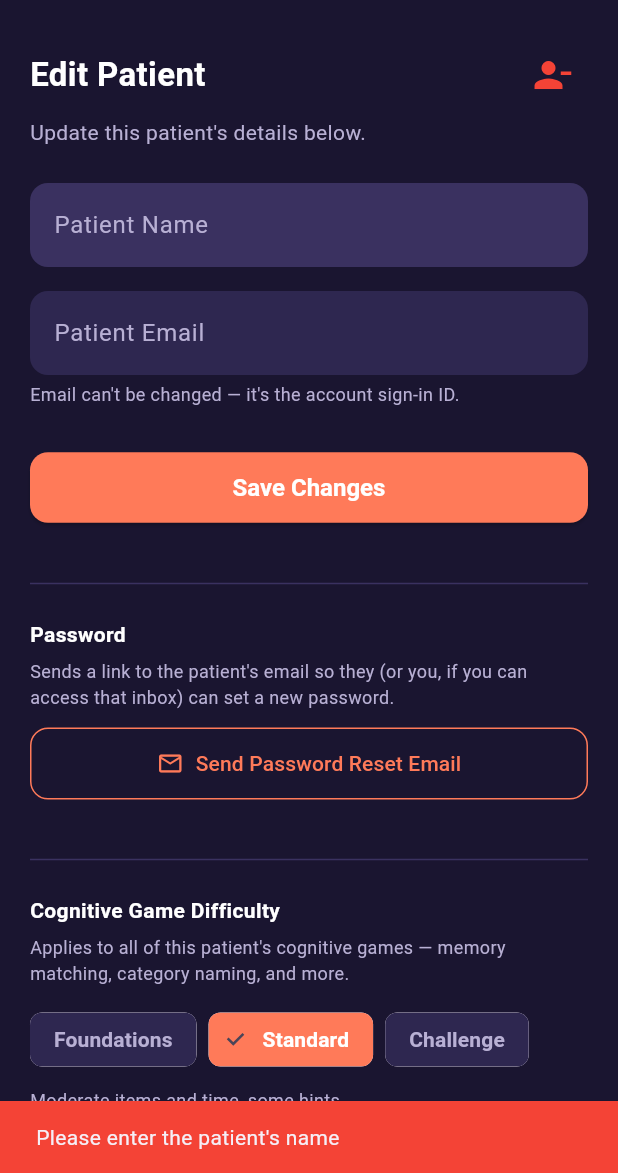
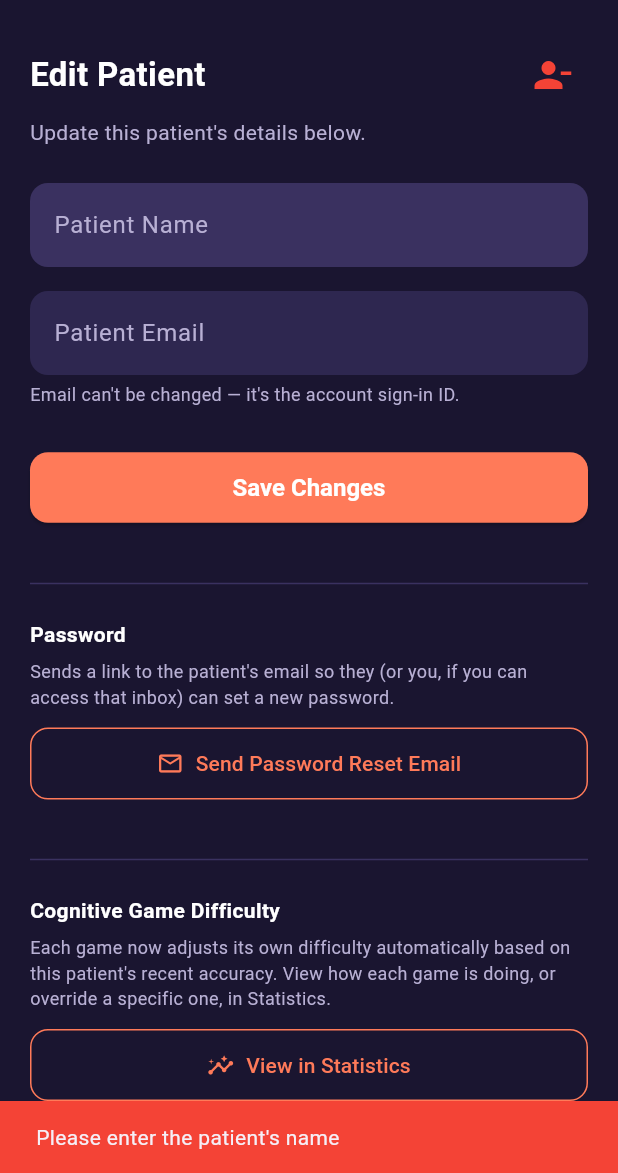
Before and after one commit to angelyong/Cognitive-and-Daily-Assistance-Application-for-Dementia-Patients-with-Gamification, a Flutter app: the EditPatientScreen screen opened directly with empty values, after a tap on "Save Changes", on a phone screen of 412 x 824 dp, the part 63-1236 px from its top. Run offline on Flutter 3.47's test engine with Material 3 defaults, Android fonts, the phone set to English and light mode, and no system bars; our stand-ins replace audioplayers, cloud_firestore, confetti, firebase_auth, firebase_core, fl_chart and 5 more; accounts and stored records are empty.

Commit message:
Fix: remove stale GameDifficultyTier picker from Edit Patient, redirect to Statistics
The per-game Adaptive Difficulty Engine superseded this control; changing
it had no effect on any game a patient had already played. Replaced with
a link into Statistics, which now accepts an optional initialPatientId to
pre-select the right patient.

```diff
--- a/lib/screens/caregiver/edit_patient_screen.dart
+++ b/lib/screens/caregiver/edit_patient_screen.dart
@@ -1,11 +1,11 @@
 import 'package:flutter/material.dart';
 
-import 'package:testproject/models/game_difficulty.dart';
 import 'package:testproject/services/firestore_service.dart';
 import 'package:testproject/services/patient_account_service.dart';
 import 'package:testproject/theme/app_colors.dart';
 import 'package:testproject/theme/app_decorations.dart';
 import '../../widgets/side_drawer.dart';
+import 'statistics_screen.dart';
 
 /// Lets a caregiver update a patient's name and trigger a password-reset
 /// email. Email is intentionally not editable — it's the account's sign-in
@@ -36,34 +36,6 @@ class _EditPatientScreenState extends State<EditPatientScreen> {
   bool _saving = false;
   bool _sendingReset = false;
   bool _removing = false;
-
-  GameDifficultyTier? _tier;
-  bool _savingTier = false;
-
-  @override
-  void initState() {
-    super.initState();
-    _loadTier();
-  }
-
-  Future<void> _loadTier() async {
-    final tier = await _firestoreService.getPatientDifficultyTier(widget.patientUid);
-    if (mounted) setState(() => _tier = tier);
-  }
-
-  Future<void> _setTier(GameDifficultyTier tier) async {
-    setState(() {
-      _tier = tier;
-      _savingTier = true;
-    });
-    try {
-      await _firestoreService.setPatientDifficultyTier(widget.patientUid, tier);
-    } catch (e) {
-      _showSnackBar('Error saving difficulty: $e');
-    } finally {
-      if (mounted) setState(() => _savingTier = false);
-    }
-  }
 
   @override
   void dispose() {
@@ -324,8 +296,6 @@ class _EditPatientScreenState extends State<EditPatientScreen> {
             const Divider(color: AppColors.cardPurpleLight),
             const SizedBox(height: 16),
 
-            Row(
-              children: [
             const Text(
               'Cognitive Game Difficulty',
               style: TextStyle(
@@ -334,56 +304,33 @@ class _EditPatientScreenState extends State<EditPatientScreen> {
                 color: Colors.white,
               ),
             ),
-                if (_savingTier) ...[
-                  const SizedBox(width: 8),
-                  const SizedBox(
-                    height: 14,
-                    width: 14,
-                    child: CircularProgressIndicator(
-                      strokeWidth: 2,
-                      color: AppColors.orangeStart,
-                    ),
-                  ),
-                ],
-              ],
-            ),
             const SizedBox(height: 6),
             const Text(
-              'Applies to all of this patient\'s cognitive games — memory '
-              'matching, category naming, and more.',
+              "Each game now adjusts its own difficulty automatically based "
+              "on this patient's recent accuracy. View how each game is "
+              'doing, or override a specific one, in Statistics.',
               style: TextStyle(fontSize: 12, color: AppColors.textMuted),
             ),
             const SizedBox(height: 12),
-            _tier == null
-                ? const Center(
-                    child: CircularProgressIndicator(color: AppColors.orangeStart),
-                  )
-                : Wrap(
-                    spacing: 8,
-                    runSpacing: 8,
-                    children: GameDifficultyTier.values.map((tier) {
-                      final bool selected = _tier == tier;
-                      return ChoiceChip(
-                        label: Text(tier.label),
-                        selected: selected,
-                        onSelected: (_) => _setTier(tier),
-                        labelStyle: TextStyle(
-                          color: selected ? Colors.white : AppColors.textMuted,
-                          fontWeight: FontWeight.w600,
+            SizedBox(
+              width: double.infinity,
+              child: OutlinedButton.icon(
+                onPressed: () => Navigator.push(
+                  context,
+                  MaterialPageRoute(
+                    builder: (_) => StatisticsScreen(initialPatientId: widget.patientUid),
                   ),
-                        backgroundColor: AppColors.cardPurple,
-                        selectedColor: AppColors.orangeStart,
-                        side: BorderSide.none,
-                      );
-                    }).toList(),
                 ),
-            if (_tier != null) ...[
-              const SizedBox(height: 8),
-              Text(
-                _tier!.description,
-                style: const TextStyle(fontSize: 12, color: AppColors.textMuted),
+                style: OutlinedButton.styleFrom(
+                  foregroundColor: AppColors.orangeStart,
+                  side: const BorderSide(color: AppColors.orangeStart),
+                  padding: const EdgeInsets.symmetric(vertical: 14),
+                  shape: RoundedRectangleBorder(borderRadius: BorderRadius.circular(12)),
                 ),
-            ],
+                icon: const Icon(Icons.insights),
+                label: const Text('View in Statistics'),
+              ),
+            ),
           ],
         ),
       ),
--- a/lib/screens/caregiver/statistics_screen.dart
+++ b/lib/screens/caregiver/statistics_screen.dart
@@ -32,7 +32,12 @@ import '../../widgets/side_drawer.dart';
 /// hard-to-trigger-live 3-signal rule can still be demonstrated (see
 /// RiskService.seedDemoRiskData's doc comment).
 class StatisticsScreen extends StatefulWidget {
-  const StatisticsScreen({super.key});
+  /// Pre-selects this patient instead of defaulting to the first one in the
+  /// caregiver's list — used when navigating here from a specific patient's
+  /// own screen (e.g. Edit Patient's difficulty section) so the caregiver
+  /// doesn't have to re-find them in the dropdown.
+  final String? initialPatientId;
+  const StatisticsScreen({super.key, this.initialPatientId});
 
   @override
   State<StatisticsScreen> createState() => _StatisticsScreenState();
@@ -55,6 +60,7 @@ class _StatisticsScreenState extends State<StatisticsScreen> {
   @override
   void initState() {
     super.initState();
+    _selectedPatientId = widget.initialPatientId;
     _loadPatients();
   }
 
@@ -65,7 +71,11 @@ class _StatisticsScreenState extends State<StatisticsScreen> {
       setState(() {
         _patients = patients;
         _loadingPatients = false;
-        if (_selectedPatientId == null && patients.isNotEmpty) {
+        // Fall back to the first patient only if no initialPatientId was
+        // requested, or that patient is no longer in this caregiver's list.
+        final bool selectedStillValid =
+            _selectedPatientId != null && patients.any((p) => p['uid'] == _selectedPatientId);
+        if (!selectedStillValid && patients.isNotEmpty) {
           _selectedPatientId = patients.first['uid'];
         }
       });
```
Lines whose indentation alone changed are shown as unchanged.
